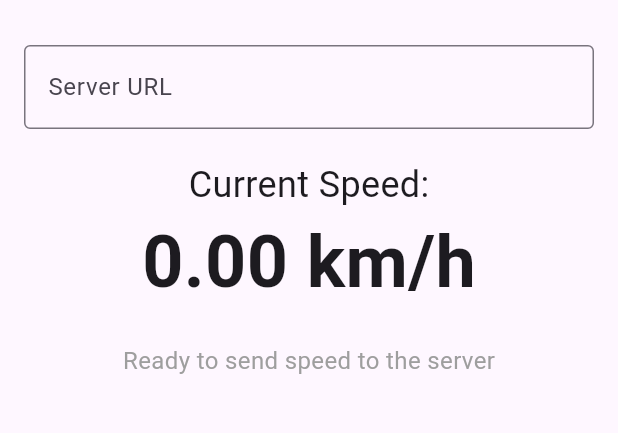
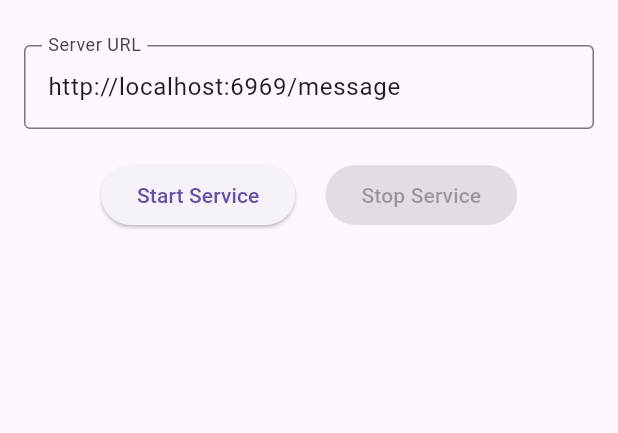
Before and after one commit to eons-dev/speedometer.app, a Flutter app: the screen it shows after launch, on a phone screen of 412 x 824 dp, the part 63-496 px from its top. Run offline on Flutter 3.47's test engine with Material 3 defaults, Android fonts, the phone set to English and light mode, and no system bars; our stand-ins replace location, shared_preferences; missing offline and left inert: flutter_background_service, flutter_background_service_android.

Commit message:
permute toward background service

```diff
--- a/lib/main.dart
+++ b/lib/main.dart
@@ -1,9 +1,74 @@
 import 'package:flutter/material.dart';
 import 'package:location/location.dart';
 import 'package:http/http.dart' as http;
+import 'package:flutter_background_service/flutter_background_service.dart';
+import 'package:flutter_background_service_android/flutter_background_service_android.dart';
+import 'package:shared_preferences/shared_preferences.dart';
 
 void main() {
+  WidgetsFlutterBinding.ensureInitialized();
+  initializeService();
   runApp(SpeedometerApp());
+}
+
+void initializeService() async {
+  final service = FlutterBackgroundService();
+
+  await service.configure(
+    androidConfiguration: AndroidConfiguration(
+      onStart: onStart,
+      autoStart: false,
+      isForegroundMode: true,
+      notificationChannelId: 'speedometer_service',
+      initialNotificationTitle: 'Speedometer Service',
+      initialNotificationContent: 'Monitoring speed in the background',
+    ),
+    iosConfiguration: IosConfiguration(
+      autoStart: false,
+      onForeground: onStart,
+    ),
+  );
+}
+
+void onStart(ServiceInstance service) async {
+  // Listen for stop service command
+  service.on('stopService').listen((event) {
+    service.stopSelf();
+  });
+
+  // Retrieve the server URL from SharedPreferences
+  SharedPreferences prefs = await SharedPreferences.getInstance();
+  String? serverUrl = prefs.getString('serverUrl') ?? 'http://localhost:6969/message';
+
+  // Initialize location tracking
+  Location location = Location();
+  bool serviceEnabled = await location.serviceEnabled();
+  if (!serviceEnabled) {
+    serviceEnabled = await location.requestService();
+  }
+  PermissionStatus permissionGranted = await location.hasPermission();
+  if (permissionGranted == PermissionStatus.denied) {
+    permissionGranted = await location.requestPermission();
+  }
+
+  // Listen for location changes
+  location.onLocationChanged.listen((LocationData currentLocation) async {
+    double speed = currentLocation.speed ?? 0.0; // Speed in m/s
+    double speedKmh = speed * 3.6; // Convert m/s to km/h
+
+    try {
+      final url = Uri.parse(serverUrl);
+      final request = http.MultipartRequest('POST', url)
+        ..fields['message'] = '${speedKmh.toStringAsFixed(2)} KMpH';
+
+      final response = await request.send();
+      if (response.statusCode != 200) {
+        print('Failed to send speed: ${response.statusCode}');
+      }
+    } catch (e) {
+      print('Error sending speed: $e');
+    }
+  });
 }
 
 class SpeedometerApp extends StatelessWidget {
@@ -22,78 +87,28 @@ class SpeedometerScreen extends StatefulWidget {
 }
 
 class _SpeedometerScreenState extends State<SpeedometerScreen> {
-  Location _location = Location();
-  double _speed = 0.0;
-  bool _isSending = false;
-  String _serverUrl = 'http://localhost:6969/message';
-  final TextEditingController _urlController = TextEditingController();
+  final TextEditingController _urlController = TextEditingController(text: 'http://localhost:6969/message');
+  bool _isServiceRunning = false;
 
-  @override
-  void initState() {
-    super.initState();
-    _checkPermissionsAndStartUpdates();
-  }
+  void _startService() async {
+    // Save the server URL to SharedPreferences
+    SharedPreferences prefs = await SharedPreferences.getInstance();
+    await prefs.setString('serverUrl', _urlController.text.trim());
 
-  Future<void> _checkPermissionsAndStartUpdates() async {
-    bool _serviceEnabled;
-    PermissionStatus _permissionGranted;
+    // Start the background service
+    final service = FlutterBackgroundService();
+    await service.startService();
 
-    // Check if location service is enabled
-    _serviceEnabled = await _location.serviceEnabled();
-    if (!_serviceEnabled) {
-      _serviceEnabled = await _location.requestService();
-      if (!_serviceEnabled) {
-        return;
-      }
-    }
-
-    // Check for location permissions
-    _permissionGranted = await _location.hasPermission();
-    if (_permissionGranted == PermissionStatus.denied) {
-      _permissionGranted = await _location.requestPermission();
-      if (_permissionGranted != PermissionStatus.granted) {
-        return;
-      }
-    }
-
-    // Start listening to location updates
-    _location.onLocationChanged.listen((LocationData currentLocation) {
-      setState(() {
-        _speed = currentLocation.speed ?? 0.0; // Speed in m/s
-      });
-
-      if (_serverUrl.isNotEmpty) {
-        _sendSpeedToServer(_speed * 3.6); // Convert m/s to km/h
-      }
+    setState(() {
+      _isServiceRunning = true;
     });
   }
 
-  Future<void> _sendSpeedToServer(double speed) async {
-    if (_isSending) return; // Prevent multiple requests in parallel
+  void _stopService() async {
+    final service = FlutterBackgroundService();
+    await service.invoke('stopService');
     setState(() {
-      _isSending = true;
-    });
-
-    try {
-      final url = Uri.parse(_serverUrl);
-
-      // Construct the multipart request
-      final request = http.MultipartRequest('POST', url)
-        ..fields['message'] = '${speed.toStringAsFixed(2)} KMpH';
-
-      final response = await request.send();
-
-      if (response.statusCode == 200) {
-        print('Speed sent successfully');
-      } else {
-        print('Failed to send speed: ${response.statusCode}');
-      }
-    } catch (e) {
-      print('Error sending speed: $e');
-    }
-
-    setState(() {
-      _isSending = false;
+      _isServiceRunning = false;
     });
   }
 
@@ -117,33 +132,24 @@ class _SpeedometerScreenState extends State<SpeedometerScreen> {
                 hintText: 'http://localhost:6969/message',
                 border: OutlineInputBorder(),
               ),
-              onChanged: (value) {
-                setState(() {
-                  _serverUrl = value.trim();
-                });
-              },
             ),
             SizedBox(height: 20),
 
-            // Display current speed
-            Text(
-              'Current Speed:',
-              style: TextStyle(fontSize: 24),
+            // Start/Stop Service Buttons
+            Row(
+              mainAxisAlignment: MainAxisAlignment.center,
+              children: [
+                ElevatedButton(
+                  onPressed: _isServiceRunning ? null : _startService,
+                  child: Text('Start Service'),
+                ),
+                SizedBox(width: 20),
+                ElevatedButton(
+                  onPressed: _isServiceRunning ? _stopService : null,
+                  child: Text('Stop Service'),
+                ),
+              ],
             ),
-            Text(
-              '${(_speed * 3.6).toStringAsFixed(2)} km/h', // Convert m/s to km/h
-              style: TextStyle(fontSize: 48, fontWeight: FontWeight.bold),
-            ),
-            SizedBox(height: 20),
-
-            // Show sending status
-            if (_isSending)
-              CircularProgressIndicator()
-            else
-              Text(
-                'Ready to send speed to the server',
-                style: TextStyle(fontSize: 16, color: Colors.grey),
-              ),
           ],
         ),
       ),
--- a/pubspec.yaml
+++ b/pubspec.yaml
@@ -32,6 +32,8 @@ dependencies:
     sdk: flutter
   location: ^7.0.1
   http: ^1.2.2
+  flutter_background_service: ^5.1.0
+  shared_preferences: ^2.3.4
 
 
   # The following adds the Cupertino Icons font to your application.
```
Also changed, not shown: pubspec.lock, 1 other file.
